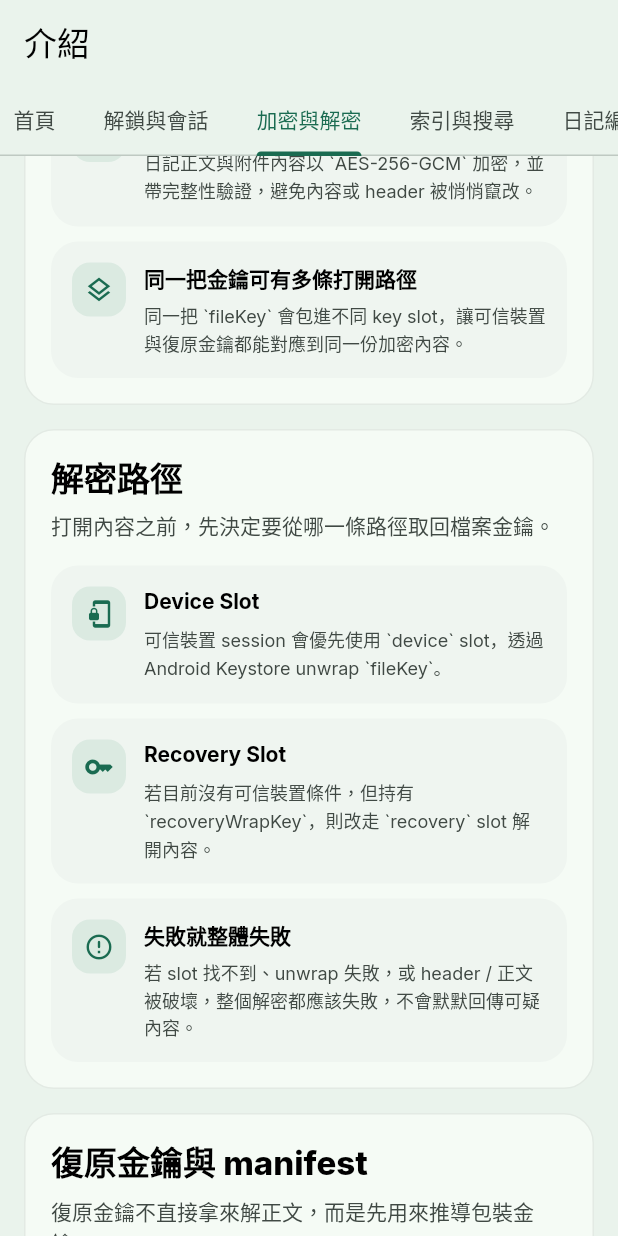
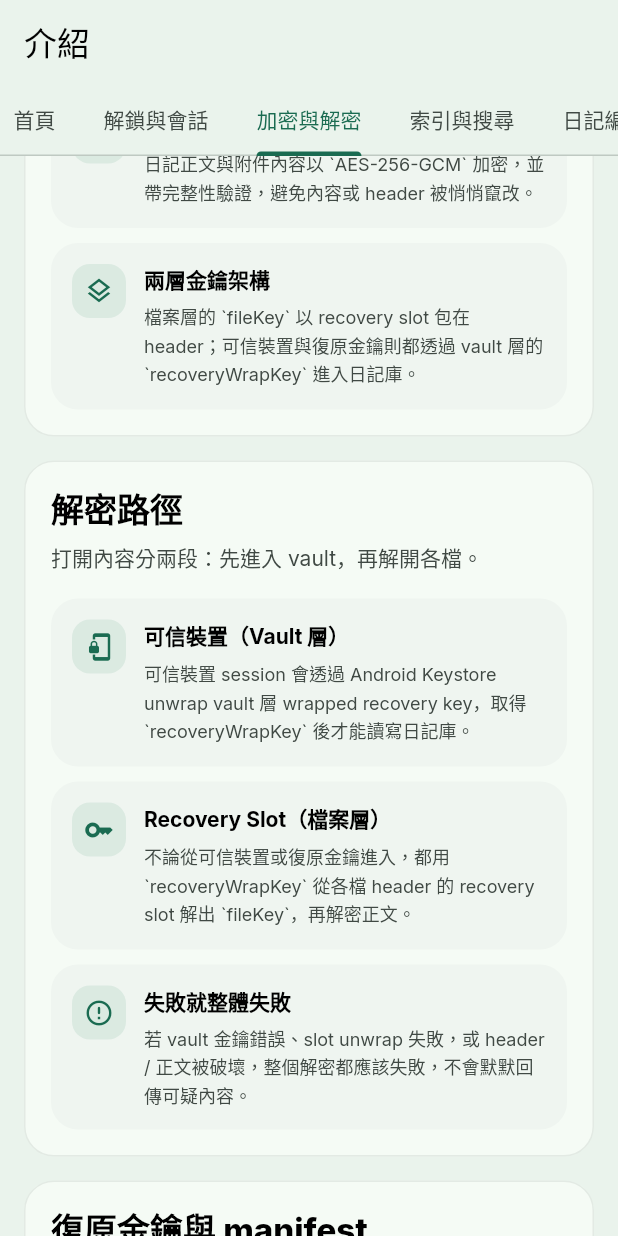
Before and after one commit to zack20136/quill-diary, a Flutter app: the SettingsAboutPage screen opened by its route, tab 3 chosen, scrolled down 576 dp, on a phone screen of 412 x 824 dp. Run offline on Flutter 3.47's test engine with Material 3 defaults, Android fonts, the phone set to English and light mode, and no system bars; drawn by our look-alikes of dynamic_color; our stand-ins replace drift, file_picker, flex_color_scheme, flutter_riverpod, flutter_secure_storage, go_router and 5 more; missing offline and left inert: cryptography, extension_google_sign_in_as_googleapis_auth, googleapis, sqlite3, ulid; accounts and stored records are empty; statements that could not run were skipped.

Commit message:
feat: 更新文檔以反映三種解鎖模式及其細節，調整加密格式說明，並強調兩層金鑰架構的運作邏輯

```diff
--- a/lib/features/settings/about_copy.dart
+++ b/lib/features/settings/about_copy.dart
@@ -54,7 +54,7 @@ abstract final class SettingsAboutCopy {
       heroIcon: Icons.menu_book_rounded,
       heroTitle: 'Quill Diary',
       heroBody:
-          '為私人書寫而設計的離線加密日記。這不是把加密黏在筆記工具外面的附加功能，而是從建立、解鎖、搜尋、編輯到備份，都圍繞同一套本機保護邏輯設計。',
+          '為私人日記而設計的離線加密日記。這不是把加密黏在筆記工具外面的附加功能，而是從建立、解鎖、搜尋、編輯到備份，都圍繞同一套本機保護邏輯設計。',
       chips: <String>[
         '僅 Android',
         '離線優先',
@@ -112,7 +112,7 @@ abstract final class SettingsAboutCopy {
             AboutItemCopy(
               icon: Icons.auto_stories_outlined,
               title: '私人日記工具',
-              body: '它優先考慮的是個人書寫、回顧與保護，而不是團隊協作或公開分享。',
+              body: '它優先考慮的是個人日記、回顧與保護，而不是團隊協作或公開分享。',
             ),
             AboutItemCopy(
               icon: Icons.storage_rounded,
@@ -142,9 +142,14 @@ abstract final class SettingsAboutCopy {
       ],
       sections: <AboutSectionCopy>[
         AboutSectionCopy(
-          title: '兩種可信裝置模式',
+          title: '三種解鎖模式',
           subtitle: '解鎖模式決定回到前景時，系統要用哪種方式重新驗證。',
           items: <AboutItemCopy>[
+            AboutItemCopy(
+              icon: Icons.no_encryption_gmailerrorred_outlined,
+              title: '無驗證',
+              body: '回前景時不額外驗證，逾時後走 `autoTrusted` 直接恢復可信 session。適合尚未設定螢幕鎖的裝置，但安全性較低。',
+            ),
             AboutItemCopy(
               icon: Icons.lock_outline,
               title: '裝置螢幕鎖',
@@ -158,7 +163,7 @@ abstract final class SettingsAboutCopy {
             AboutItemCopy(
               icon: Icons.info_outline_rounded,
               title: '共同前提',
-              body: '兩種模式都要求裝置本身已設定螢幕鎖；生物驗證模式另外要求至少有一種生物辨識已登錄。',
+              body: '螢幕鎖與生物驗證模式都要求裝置本身已設定螢幕鎖；生物驗證模式 ideally 還要求至少有一種生物辨識已登錄。',
             ),
           ],
         ),
@@ -179,7 +184,7 @@ abstract final class SettingsAboutCopy {
             AboutItemCopy(
               icon: Icons.sync_rounded,
               title: 'Resume 行為',
-              body: '回前景時若需要進一步驗證，`ResumeUnlockAction` 會要求 UI 重新觸發 `unlock()`，跳出系統驗證對話框。',
+              body: '逾時後依模式分支：`none` 走 `autoTrusted` 直接恢復；`deviceLock` / `biometric` 則走 `keystoreUnlock`，要求 UI 重新觸發 `unlock()` 並跳出系統驗證對話框。',
             ),
           ],
         ),
@@ -216,7 +221,7 @@ abstract final class SettingsAboutCopy {
         'LDJ2',
         'AES-256-GCM',
         'Argon2id',
-        'Key Slot',
+        'Vault 金鑰',
       ],
       sections: <AboutSectionCopy>[
         AboutSectionCopy(
@@ -235,29 +240,29 @@ abstract final class SettingsAboutCopy {
             ),
             AboutItemCopy(
               icon: Icons.layers_outlined,
-              title: '同一把金鑰可有多條打開路徑',
-              body: '同一把 `fileKey` 會包進不同 key slot，讓可信裝置與復原金鑰都能對應到同一份加密內容。',
+              title: '兩層金鑰架構',
+              body: '檔案層的 `fileKey` 以 recovery slot 包在 header；可信裝置與復原金鑰則都透過 vault 層的 `recoveryWrapKey` 進入日記庫。',
             ),
           ],
         ),
         AboutSectionCopy(
           title: '解密路徑',
-          subtitle: '打開內容之前，先決定要從哪一條路徑取回檔案金鑰。',
+          subtitle: '打開內容分兩段：先進入 vault，再解開各檔。',
           items: <AboutItemCopy>[
             AboutItemCopy(
               icon: Icons.phonelink_lock_outlined,
-              title: 'Device Slot',
-              body: '可信裝置 session 會優先使用 `device` slot，透過 Android Keystore unwrap `fileKey`。',
+              title: '可信裝置（Vault 層）',
+              body: '可信裝置 session 會透過 Android Keystore unwrap vault 層 wrapped recovery key，取得 `recoveryWrapKey` 後才能讀寫日記庫。',
             ),
             AboutItemCopy(
               icon: Icons.key_outlined,
-              title: 'Recovery Slot',
-              body: '若目前沒有可信裝置條件，但持有 `recoveryWrapKey`，則改走 `recovery` slot 解開內容。',
+              title: 'Recovery Slot（檔案層）',
+              body: '不論從可信裝置或復原金鑰進入，都用 `recoveryWrapKey` 從各檔 header 的 recovery slot 解出 `fileKey`，再解密正文。',
             ),
             AboutItemCopy(
               icon: Icons.error_outline_rounded,
               title: '失敗就整體失敗',
-              body: '若 slot 找不到、unwrap 失敗，或 header / 正文被破壞，整個解密都應該失敗，不會默默回傳可疑內容。',
+              body: '若 vault 金鑰錯誤、slot unwrap 失敗，或 header / 正文被破壞，整個解密都應該失敗，不會默默回傳可疑內容。',
             ),
           ],
         ),
@@ -277,8 +282,8 @@ abstract final class SettingsAboutCopy {
             ),
             AboutItemCopy(
               icon: Icons.verified_user_outlined,
-              title: '不只拿來解日記',
-              body: 'recovery wrapping key 除了能解開 recovery slot，也會參與可信裝置資料包裝與搜尋索引金鑰衍生。',
+              title: 'Vault 進入點',
+              body: 'recovery wrapping key 是進入整個日記庫的關鍵：解開各檔 recovery slot、包裝可信裝置資料，並衍生搜尋索引金鑰。',
             ),
           ],
         ),
```
Also changed, not shown: 4 other files.
